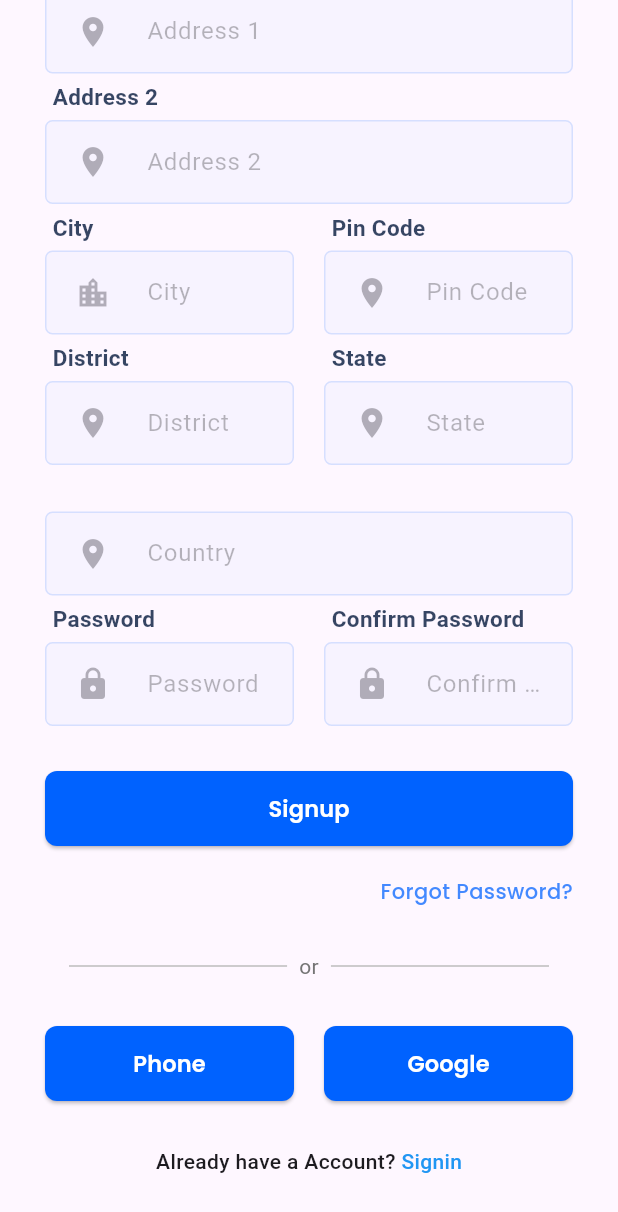
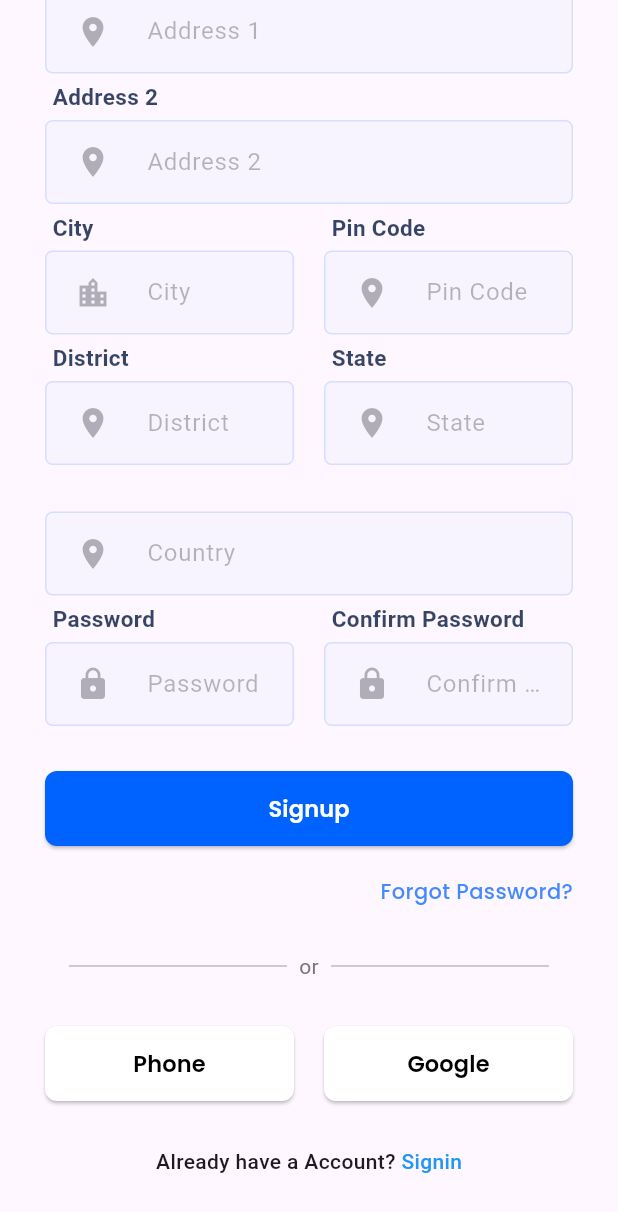
Before and after one commit to neo-0007/HackXetra_init_5, a Flutter app: the SignupPage screen opened directly, scrolled down 378 dp, on a phone screen of 412 x 824 dp. Shown: the top 1212 px of the screen. Run offline on Flutter 3.47's test engine with Material 3 defaults, Android fonts, the phone set to English and light mode, and no system bars; our stand-ins replace google_fonts.

Commit message:
feat: add button text and textcolor as argument

```diff
--- a/frontend_mobile/lib/features/auth/view/widgets/auth_button.dart
+++ b/frontend_mobile/lib/features/auth/view/widgets/auth_button.dart
@@ -2,10 +2,16 @@ import 'package:flutter/material.dart';
 import 'package:google_fonts/google_fonts.dart';
 
 class AuthButton extends StatelessWidget {
-  const AuthButton({super.key, required this.buttonText, required this.onPressed});
+  const AuthButton(
+      {super.key,
+      required this.buttonText,
+      required this.onPressed,
+      this.buttonColor= const Color.fromARGB(255, 0, 98, 255),this.buttonTextColor= Colors.white});
 
   final String buttonText;
   final void Function() onPressed;
+  final Color buttonColor;
+  final Color buttonTextColor ;
 
   @override
   Widget build(BuildContext context) {
@@ -14,7 +20,7 @@ class AuthButton extends StatelessWidget {
       height: 50,
       child: ElevatedButton(
         style: ElevatedButton.styleFrom(
-          backgroundColor:const Color.fromARGB(255,0,98,255),
+          backgroundColor: buttonColor,
           shape: RoundedRectangleBorder(
             borderRadius: BorderRadius.circular(8),
           ),
@@ -23,7 +29,7 @@ class AuthButton extends StatelessWidget {
         child: Text(
           buttonText,
           style: GoogleFonts.poppins(
-              color: Colors.white, fontSize: 15, fontWeight: FontWeight.w600),
+              color: buttonTextColor, fontSize: 15, fontWeight: FontWeight.w600),
         ),
       ),
     );
```
